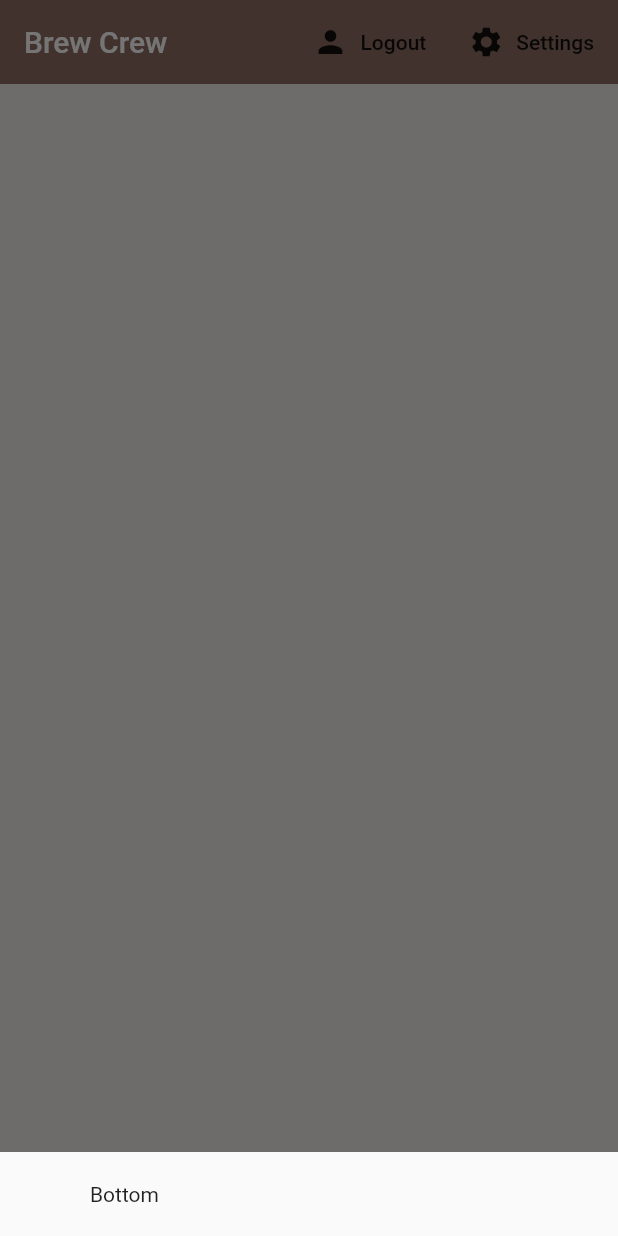
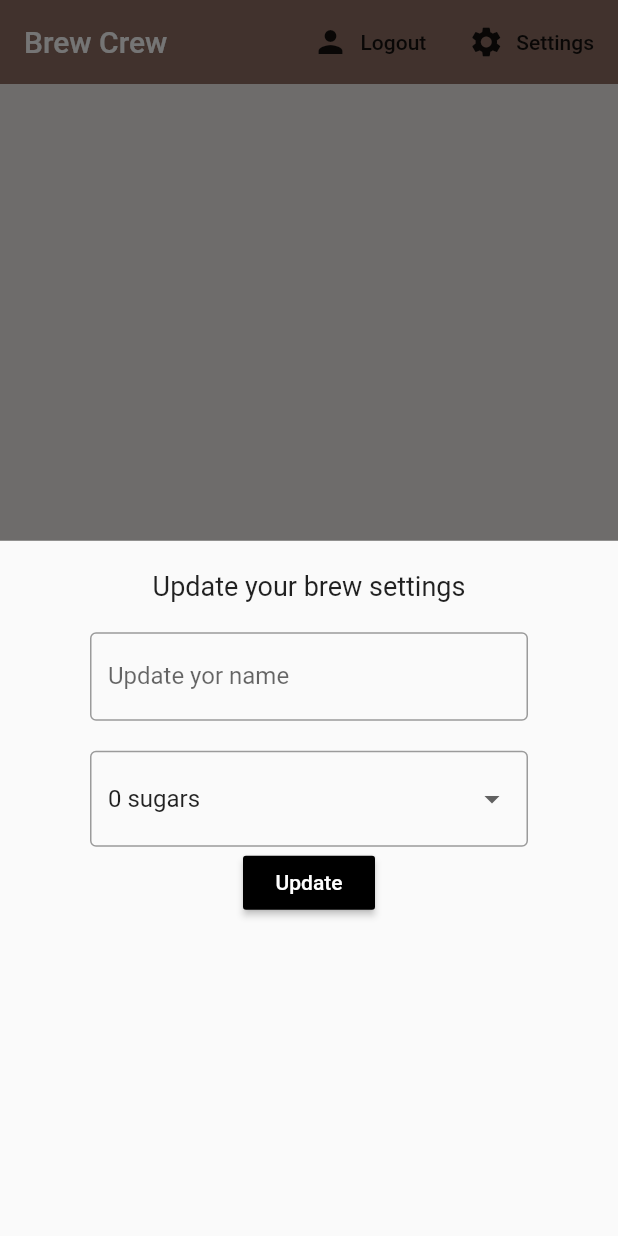
Before and after one commit to Rizardomon/Firebase-Auth, a Flutter app: the screen it shows once a user with an empty profile is signed in, after a tap on "Settings", on a phone screen of 412 x 824 dp. Run offline on Flutter 3.47's test engine with Material 2 defaults, Android fonts, the phone set to English and light mode, and no system bars; our stand-ins replace cloud_firestore, firebase_auth, firebase_core, flutter_spinkit; accounts and stored records are empty.

Commit message:
Lesson #22 - Drop-downs

```diff
--- a/lib/screens/home/home.dart
+++ b/lib/screens/home/home.dart
@@ -1,5 +1,6 @@
 import 'package:firebase_authentication/models/brew.dart';
 import 'package:firebase_authentication/screens/home/brew_list.dart';
+import 'package:firebase_authentication/screens/home/settings_form.dart';
 import 'package:firebase_authentication/services/auth.dart';
 import 'package:firebase_authentication/services/database.dart';
 import 'package:flutter/material.dart';
@@ -18,7 +19,7 @@ class Home extends StatelessWidget {
                 vertical: 20,
                 horizontal: 60,
               ),
-              child: Text('Bottom'),
+              child: SettingsForm(),
             );
           });
     }
--- /dev/null
+++ b/lib/screens/home/settings_form.dart
@@ -0,0 +1,69 @@
+import 'package:flutter/material.dart';
+
+class SettingsForm extends StatefulWidget {
+  @override
+  _SettingsFormState createState() => _SettingsFormState();
+}
+
+class _SettingsFormState extends State<SettingsForm> {
+  final _formKey = GlobalKey<FormState>();
+  final List<String> sugars = ['0', '1', '2', '3', '4'];
+
+  String _currentName;
+  String _currentSugars;
+  int _currentStrength;
+
+  @override
+  Widget build(BuildContext context) {
+    return Form(
+      key: _formKey,
+      child: Column(
+        children: [
+          Text(
+            'Update your brew settings',
+            style: TextStyle(
+              fontSize: 18,
+            ),
+          ),
+          SizedBox(
+            height: 20,
+          ),
+          TextFormField(
+            decoration: InputDecoration(
+              labelText: 'Update yor name',
+              border: OutlineInputBorder(),
+            ),
+            validator: (val) => val.isEmpty ? 'Please enter a name' : null,
+            onChanged: (val) => setState(() => _currentName = val),
+          ),
+          SizedBox(
+            height: 20,
+          ),
+          // Dropdown
+          DropdownButtonFormField(
+            decoration: InputDecoration(
+              border: OutlineInputBorder(),
+            ),
+            value: _currentSugars ?? '0',
+            items: sugars.map((sugar) {
+              return DropdownMenuItem(
+                value: sugar,
+                child: Text('$sugar sugars'),
+              );
+            }).toList(),
+            onChanged: (val) => setState(() => _currentSugars = val),
+          ),
+          // Slider
+          RaisedButton(
+            color: Colors.black,
+            onPressed: () async {},
+            child: Text(
+              'Update',
+              style: TextStyle(color: Colors.white),
+            ),
+          )
+        ],
+      ),
+    );
+  }
+}
```
